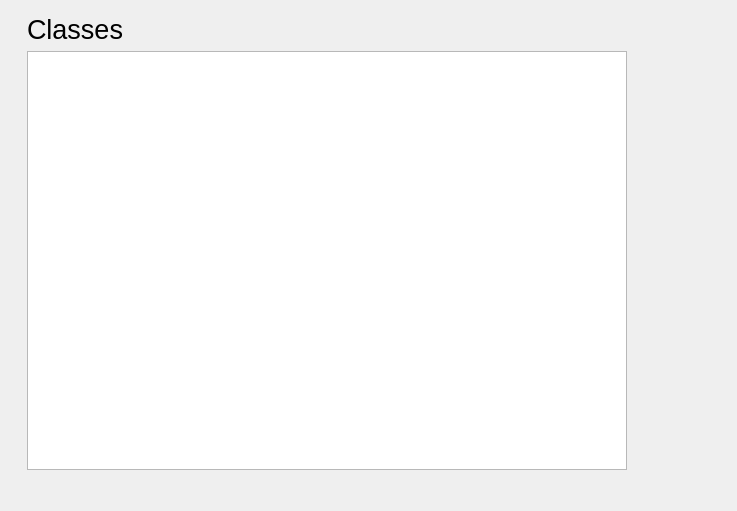
Old version of the form classview.ui in the repository Thatoneguyouknow/EasyNPC_QTSource.
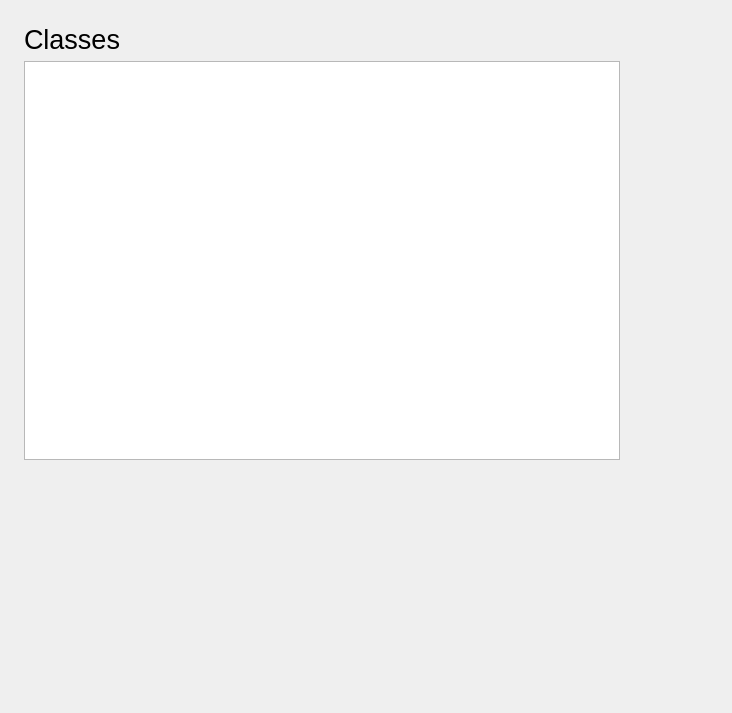
New version of the form.

What changed in the file:
```diff
--- a/classview.ui
+++ b/classview.ui
@@ -6,8 +6,8 @@
    <rect>
     <x>0</x>
     <y>0</y>
-    <width>737</width>
-    <height>511</height>
+    <width>732</width>
+    <height>713</height>
    </rect>
   </property>
   <property name="windowTitle">
@@ -16,35 +16,22 @@
   <widget class="QWidget" name="gridLayoutWidget">
    <property name="geometry">
     <rect>
-     <x>-1</x>
-     <y>-1</y>
-     <width>641</width>
-     <height>471</height>
+     <x>9</x>
+     <y>9</y>
+     <width>611</width>
+     <height>451</height>
     </rect>
    </property>
    <layout class="QGridLayout" name="gridLayout">
-    <item row="2" column="1">
-     <widget class="QListWidget" name="ClassList">
-      <property name="sizePolicy">
-       <sizepolicy hsizetype="Fixed" vsizetype="Expanding">
-        <horstretch>0</horstretch>
-        <verstretch>0</verstretch>
-       </sizepolicy>
+    <item row="1" column="1">
+     <widget class="QLabel" name="ClassLabel">
+      <property name="font">
+       <font>
+        <pointsize>20</pointsize>
+       </font>
       </property>
-      <property name="minimumSize">
-       <size>
-        <width>500</width>
-        <height>350</height>
-       </size>
-      </property>
-      <property name="maximumSize">
-       <size>
-        <width>600</width>
-        <height>500</height>
-       </size>
-      </property>
-      <property name="editTriggers">
-       <set>QAbstractItemView::DoubleClicked</set>
+      <property name="text">
+       <string>Classes</string>
       </property>
      </widget>
     </item>
@@ -64,17 +51,8 @@
       </property>
      </spacer>
     </item>
-    <item row="1" column="1">
-     <widget class="QLabel" name="label">
-      <property name="font">
-       <font>
-        <pointsize>20</pointsize>
-       </font>
-      </property>
-      <property name="text">
-       <string>Classes</string>
-      </property>
-     </widget>
+    <item row="2" column="1">
+     <widget class="QListWidget" name="ClassList"/>
     </item>
     <item row="0" column="1">
      <spacer name="verticalSpacer">
```
Left out of the diff: 4 changed lines with no effect on the pictures.
